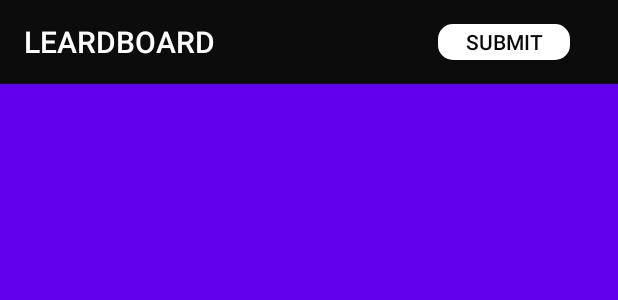
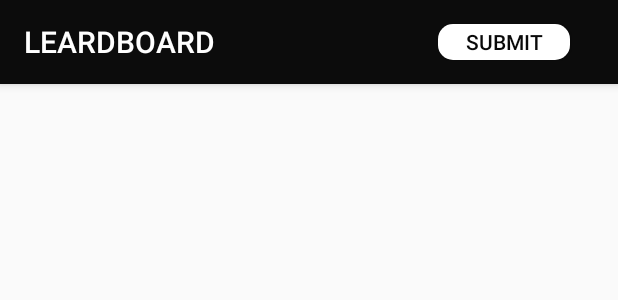
Before and after one commit to DennisKabutu/GAD2020, an Android app: the layout activity_main.xml on its own in the app's theme, with its tools: preview values and no code run, on a phone screen of 412 x 824 dp. Shown: the top 300 px of the screen. Run offline under Robolectric (Android 15) with nearby library versions, the phone set to English and light mode, and no system bars.

Commit message:
Adding constraints to the AppBar layout

```diff
--- a/app/src/main/res/layout/activity_main.xml
+++ b/app/src/main/res/layout/activity_main.xml
@@ -8,11 +8,15 @@
 
     <com.google.android.material.appbar.AppBarLayout
         android:layout_width="match_parent"
-        android:layout_height="match_parent">
+        android:layout_height="wrap_content"
+        app:layout_constraintEnd_toEndOf="parent"
+        app:layout_constraintHorizontal_bias="0.0"
+        app:layout_constraintStart_toStartOf="parent"
+        app:layout_constraintTop_toTopOf="parent">
 
         <androidx.constraintlayout.widget.ConstraintLayout
             android:layout_width="match_parent"
-            android:layout_height="match_parent"
+            android:layout_height="wrap_content"
             android:minWidth="0dp"
             android:minHeight="0dp"
             android:paddingStart="0dp"
```
